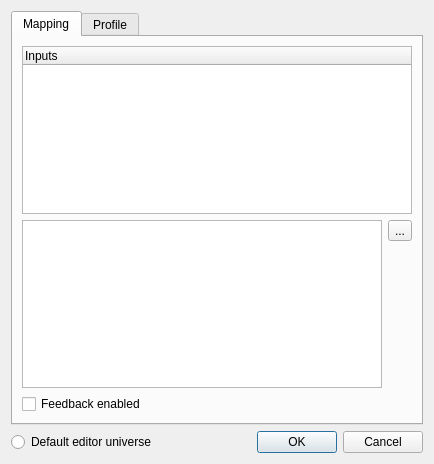
Above: ui/src/inputpatcheditor.ui from Andersbakken/qlc before the change. Below: the same form after it.
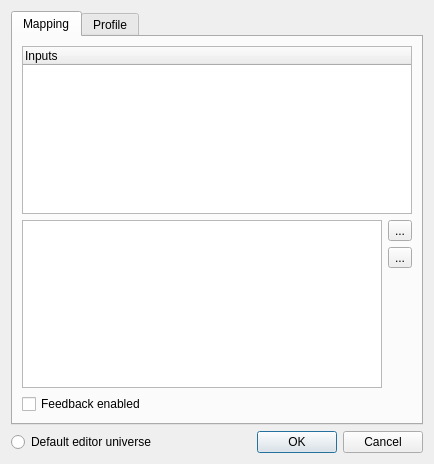
That is the form after the change. Icons and pictures are not drawn.

Commit message: Added Re-connect buttons to input & output managers.

The edit to the form file:
```diff
--- a/ui/src/inputpatcheditor.ui
+++ b/ui/src/inputpatcheditor.ui
@@ -39,7 +39,7 @@
          </column>
         </widget>
        </item>
-       <item row="1" column="0" rowspan="2">
+       <item row="1" column="0" rowspan="3">
         <widget class="QTextBrowser" name="m_infoBrowser">
          <property name="sizePolicy">
           <sizepolicy hsizetype="Expanding" vsizetype="Expanding">
@@ -66,7 +66,7 @@
          </property>
         </widget>
        </item>
-       <item row="2" column="1">
+       <item row="3" column="1">
         <spacer name="verticalSpacer">
          <property name="orientation">
           <enum>Qt::Vertical</enum>
@@ -79,7 +79,7 @@
          </property>
         </spacer>
        </item>
-       <item row="3" column="0">
+       <item row="4" column="0">
         <widget class="QCheckBox" name="m_feedbackEnabledCheck">
          <property name="toolTip">
           <string>Send feedback data to the input universe for moving e.g. motorized sliders.</string>
@@ -89,6 +89,26 @@
          </property>
         </widget>
        </item>
+       <item row="2" column="1">
+        <widget class="QToolButton" name="m_reconnectButton">
+         <property name="toolTip">
+          <string>Attempt to re-connect the current plugin</string>
+         </property>
+         <property name="text">
+          <string>...</string>
+         </property>
+         <property name="icon">
+          <iconset resource="main.qrc">
+           <normaloff>:/detach.png</normaloff>:/detach.png</iconset>
+         </property>
+         <property name="iconSize">
+          <size>
+           <width>26</width>
+           <height>26</height>
+          </size>
+         </property>
+        </widget>
+       </item>
       </layout>
      </widget>
      <widget class="QWidget" name="Profile">
```
Left out of the diff: 8 changed lines with no effect on the pictures. The commit also changes 5 other files.
